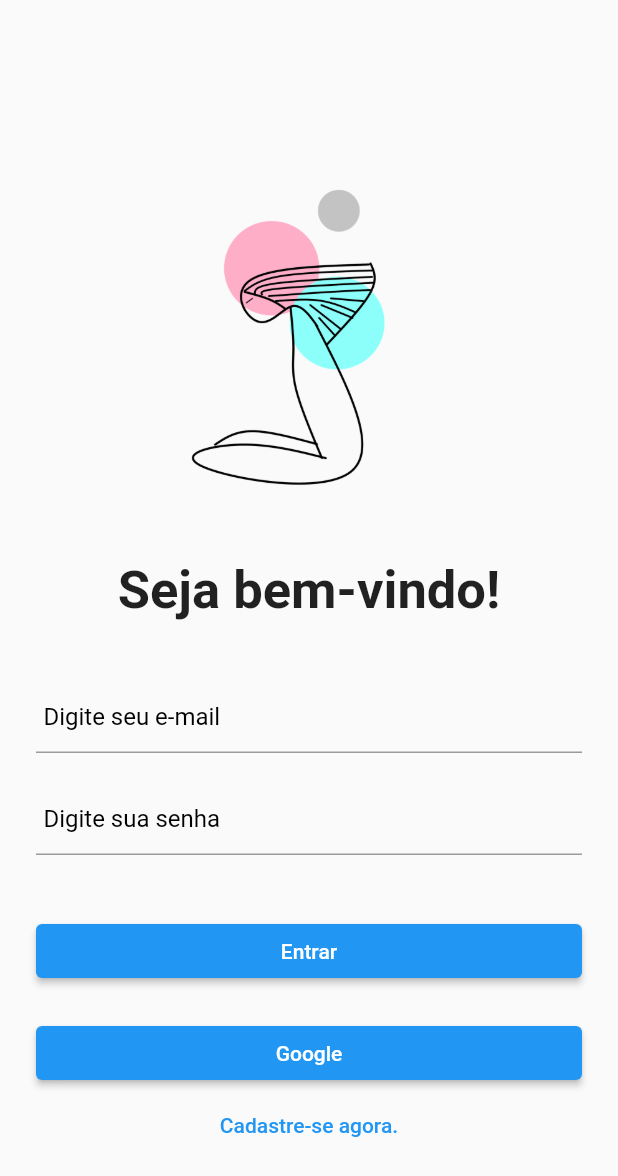
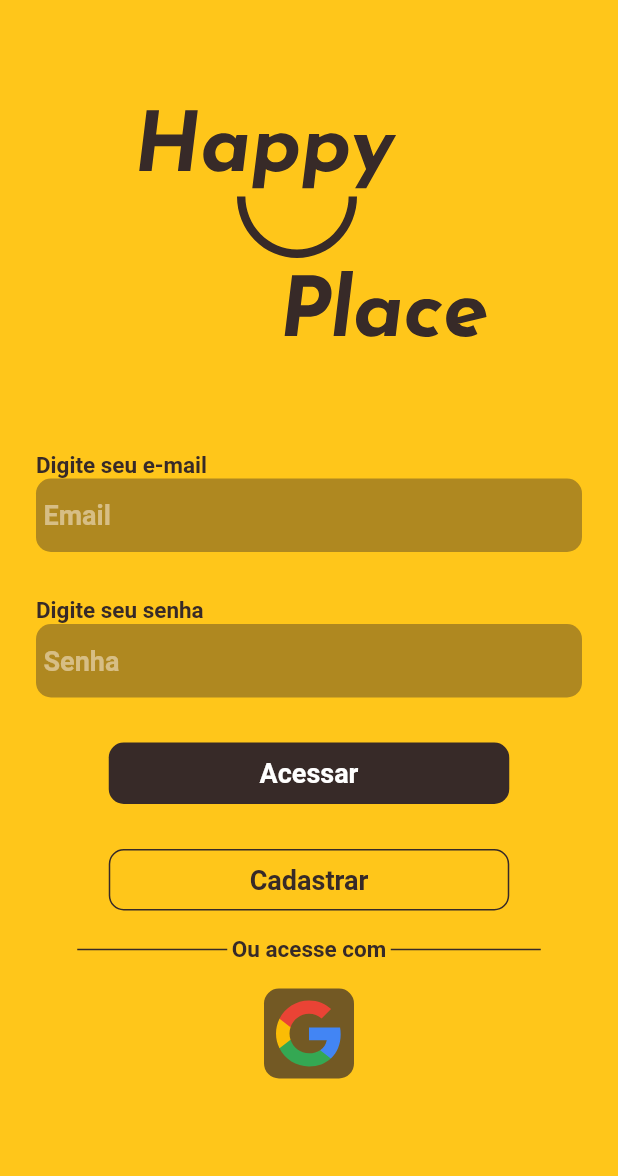
Before and after one commit to israelviana/happy-place-app, a Flutter app: the screen it shows after launch, on a phone screen of 412 x 824 dp. Shown: the top 1176 px of the screen. Run offline on Flutter 3.47's test engine with Material 2 defaults, Android fonts, the phone set to English and light mode, and no system bars; our stand-ins replace firebase_auth, firebase_core, flutter_svg, google_sign_in; accounts and stored records are empty; Roboto replaces fonts that are missing (Josefin Sans).

Commit message:
implementando figma e auth google

```diff
--- /dev/null
+++ b/lib/componentes/ButtonHappyPlace.dart
@@ -0,0 +1,68 @@
+import 'package:flutter/material.dart';
+
+enum TypeButton{
+  primary,
+  secondary
+}
+
+class ButtonHappyPlace extends StatefulWidget {
+  ButtonHappyPlace({Key? key, required this.onTap, required this.title, required this.type}) : super(key: key);
+
+  Function onTap;
+  String title;
+  TypeButton type;
+
+  @override
+  State<ButtonHappyPlace> createState() => _ButtonHappyPlaceState();
+}
+
+class _ButtonHappyPlaceState extends State<ButtonHappyPlace> {
+  @override
+  Widget build(BuildContext context){
+    if(widget.type == TypeButton.primary)
+      return buttonPrimary(onTap: widget.onTap, title: widget.title);
+    if(widget.type == TypeButton.secondary)
+      return buttonSecondary(onTap: widget.onTap, title: widget.title);
+    return Text("butao nao encontrado");
+  }
+
+  Widget buttonPrimary({String? title, Function? onTap}){
+    return GestureDetector(
+      onTap: (){
+        onTap!();
+      },
+      child: Container(
+        width: 267,
+        height: 41,
+        decoration: BoxDecoration(
+          color: const Color(0xFF372A28),
+          borderRadius: BorderRadius.circular(10),
+        ),
+        child: Center(
+          child: Text(title!, style: const TextStyle(fontFamily: "Josefin Sans", fontSize: 18, fontWeight: FontWeight.w700, color: Colors.white)),
+        ),
+      ),
+    );
+  }
+
+  Widget buttonSecondary({String? title, Function? onTap}){
+    return GestureDetector(
+      onTap: (){
+        onTap!();
+      },
+      child: Container(
+        width: 267,
+        height: 41,
+        decoration: BoxDecoration(
+          color: Colors.transparent,
+          borderRadius: BorderRadius.circular(10),
+          border: Border.all(width: 1, color: Color(0xFF372A28))
+        ),
+        child: Center(
+          child: Text(title!, style: const TextStyle(fontFamily: "Josefin Sans", fontSize: 18, fontWeight: FontWeight.w700, color: Color(0xFF372A28))),
+        ),
+      ),
+    );
+  }
+
+}
--- a/lib/componentes/input_form.dart
+++ b/lib/componentes/input_form.dart
@@ -1,9 +1,10 @@
 import 'package:flutter/material.dart';
 
 class InputForm extends StatefulWidget {
-  const InputForm({Key? key, this.controller, this.hintText}) : super(key: key);
+  const InputForm({Key? key, required this.controller, required this.hintText, required this.title}) : super(key: key);
   final controller;
   final String? hintText;
+  final String title;
 
 
   @override
@@ -13,19 +14,42 @@ class InputForm extends StatefulWidget {
 class _InputFormState extends State<InputForm> {
   @override
   Widget build(BuildContext context) {
-    return TextFormField(
-      cursorColor: Color(0xFFf0821e),
-      controller: widget.controller,
-      decoration: InputDecoration(
-        contentPadding: EdgeInsets.symmetric(vertical: 14, horizontal: 5),
-        hintText: widget.hintText,
-        hintStyle: TextStyle(
-            color: Colors.black
+    return Column(
+      crossAxisAlignment: CrossAxisAlignment.start,
+      children: [
+        Text(widget.title, style: const TextStyle(fontFamily: "Josefin Sans", fontSize: 15, fontWeight: FontWeight.w700, color: Color(0xFF372A28))),
+        TextFormField(
+          cursorColor: const Color(0xFFf0821e),
+          controller: widget.controller,
+          decoration: InputDecoration(
+            contentPadding: const EdgeInsets.symmetric(vertical: 14, horizontal: 5),
+            hintText: widget.hintText,
+            hintStyle: const TextStyle(fontFamily: "Josefin Sans", fontSize: 18, fontWeight: FontWeight.w700, color: Color.fromRGBO(255, 244, 234, 0.5)),
+            fillColor: const Color.fromRGBO(55, 42, 40, 0.4),
+            filled: true,
+            border:  const OutlineInputBorder(
+              borderRadius: BorderRadius.all(Radius.circular(10)),
+              borderSide: BorderSide(width: 1, color: Colors.transparent),
+            ),
+            focusedErrorBorder: const OutlineInputBorder(
+              borderRadius: BorderRadius.all(Radius.circular(10)),
+              borderSide: BorderSide(width: 1, color: Colors.transparent),
+            ),
+            enabledBorder: const OutlineInputBorder(
+              borderRadius: BorderRadius.all(Radius.circular(10)),
+              borderSide: BorderSide(width: 1, color: Colors.transparent),
+            ),
+            focusedBorder: const OutlineInputBorder(
+              borderRadius: BorderRadius.all(Radius.circular(10)),
+              borderSide: BorderSide(width: 1, color: Colors.transparent),
+            ),
+          ),
+          style: const TextStyle(
+              color: Colors.black
+          ),
+
         ),
-      ),
-      style: TextStyle(
-          color: Colors.black
-      ),
+      ],
     );
   }
 }
--- a/lib/views/Login/login_page.dart
+++ b/lib/views/Login/login_page.dart
@@ -1,6 +1,8 @@
 import 'package:firebase_auth/firebase_auth.dart';
 import 'package:flutter/material.dart';
+import 'package:flutter_svg/flutter_svg.dart';
 import 'package:happy_place/Services/auth_service.dart';
+import 'package:happy_place/componentes/ButtonHappyPlace.dart';
 import 'package:happy_place/componentes/input_form.dart';
 import 'package:happy_place/repository/google_sign_in.dart';
 import 'package:happy_place/views/Home/home_page.dart';
@@ -18,10 +20,8 @@ class _LoginPageState extends State<LoginPage> {
   final _passwordController = TextEditingController(text: '');
 
   bool isLogin = true;
-  late String title;
   late String titleButton;
   late String toggleButton;
-
 
   @override
   void initState() {
@@ -33,13 +33,9 @@ class _LoginPageState extends State<LoginPage> {
     setState(() {
       isLogin = action;
       if (isLogin) {
-        title = 'Seja bem-vindo!';
-        titleButton = 'Entrar';
-        toggleButton = 'Cadastre-se agora.';
+        titleButton = 'Acessar';
       } else {
-        title = 'Cadastre-se agora!';
-        titleButton = 'Cadastrar';
-        toggleButton = 'Voltar ao Login.';
+        titleButton = 'Finalizar cadastro';
       }
     });
   }
@@ -47,15 +43,16 @@ class _LoginPageState extends State<LoginPage> {
   @override
   Widget build(BuildContext context) {
     return Scaffold(
+        backgroundColor: Color(0xFFFFC61A),
         body: SafeArea(
             child: StreamBuilder(
           stream: FirebaseAuth.instance.authStateChanges(),
-              builder: (context, snapshot){
-                if(snapshot.hasData){
+          builder: (context, snapshot) {
+            if (snapshot.hasData) {
               return HomePage();
-                }else if(snapshot.hasError){
+            } else if (snapshot.hasError) {
               return Text("deu errado no login with google!");
-                }else{
+            } else {
               return CustomScrollView(
                 slivers: [
                   SliverList(
@@ -75,44 +72,61 @@ class _LoginPageState extends State<LoginPage> {
       child: Column(
         crossAxisAlignment: CrossAxisAlignment.center,
         children: [
-          Image.asset("assets/images/imageLoginPng.png",
-              width: 280, height: 280),
-          const SizedBox(height: 20),
-          Text(
-            title,
-            style: TextStyle(
-              fontSize: 35,
-              fontWeight: FontWeight.bold,
-            ),
-          ),
-          const SizedBox(height: 40),
-          InputForm(
-              controller: _emailController, hintText: "Digite seu e-mail"),
-          const SizedBox(height: 20),
-          InputForm(
-              controller: _passwordController, hintText: "Digite sua senha"),
-          const SizedBox(height: 40),
-          ElevatedButton(
-              onPressed: () {
+          SvgPicture.asset("assets/images/logoHappyPlace.svg"),
+          const SizedBox(height: 76),
+          InputForm(controller: _emailController, hintText: "Email", title: "Digite seu e-mail"),
+          const SizedBox(height: 30),
+          InputForm(controller: _passwordController, hintText: "Senha", title: "Digite seu senha"),
+          const SizedBox(height: 30),
+          ButtonHappyPlace(
+              onTap: () {
                 if (isLogin) {
                   login();
                 } else {
                   register();
                 }
               },
-              child: Center(
-                child: Text(titleButton),
-              )),
-          const SizedBox(height: 20),
-          ElevatedButton(
-              onPressed: () {
-                loginWithGoogle();
+              title: titleButton,
+              type: TypeButton.primary),
+          const SizedBox(height: 30),
+          ButtonHappyPlace(
+              onTap: () {
+                setFormAction(!isLogin);
               },
-              child: Center(
-                child: Text("Google"),
-              )),
-          TextButton(onPressed: () => setFormAction(!isLogin),
-              child: Text(toggleButton))
+              title: "Cadastrar",
+              type: TypeButton.secondary),
+          const SizedBox(height: 17),
+          Row(
+            mainAxisAlignment: MainAxisAlignment.center,
+            children: [
+              Container(width: 100, height: 1, color: Color(0xFF372A28)),
+              const SizedBox(width: 3),
+              const Text("Ou acesse com",
+                  style: TextStyle(
+                      fontFamily: "Josefin Sans",
+                      fontSize: 15,
+                      fontWeight: FontWeight.w700,
+                      color: Color(0xFF372A28))),
+              const SizedBox(width: 3),
+              Container(width: 100, height: 1, color: Color(0xFF372A28)),
+            ],
+          ),
+          const SizedBox(height: 17),
+          GestureDetector(
+            onTap: () => loginWithGoogle(),
+            child: Container(
+              width: 60,
+              height: 60,
+              decoration: BoxDecoration(
+                color: const Color.fromRGBO(55, 42, 40, 0.7),
+                borderRadius: BorderRadius.circular(10),
+              ),
+              child: Transform.scale(
+                  scale: 0.8,
+                  child: SvgPicture.asset("assets/images/googleLogo.svg",
+                      height: 40, width: 40)),
+            ),
+          )
         ],
       ),
     );
@@ -120,21 +134,23 @@ class _LoginPageState extends State<LoginPage> {
 
   login() async {
     try {
-      await context.read<AuthService>().login(
-          _emailController.text, _passwordController.text);
+      await context
+          .read<AuthService>()
+          .login(_emailController.text, _passwordController.text);
     } on AuthException catch (e) {
-      ScaffoldMessenger.of(context).showSnackBar(
-          SnackBar(content: Text(e.message)));
+      ScaffoldMessenger.of(context)
+          .showSnackBar(SnackBar(content: Text(e.message)));
     }
   }
 
   register() async {
     try {
-      await context.read<AuthService>().register(
-          _emailController.text, _passwordController.text);
+      await context
+          .read<AuthService>()
+          .register(_emailController.text, _passwordController.text);
     } on AuthException catch (e) {
-      ScaffoldMessenger.of(context).showSnackBar(
-          SnackBar(content: Text(e.message)));
+      ScaffoldMessenger.of(context)
+          .showSnackBar(SnackBar(content: Text(e.message)));
     }
   }
 
@@ -142,8 +158,8 @@ class _LoginPageState extends State<LoginPage> {
     try {
       context.read<GoogleSignInHappyPlace>().googleLogin();
     } catch (e) {
-      ScaffoldMessenger.of(context).showSnackBar(
-          SnackBar(content: Text(e.toString())));
+      ScaffoldMessenger.of(context)
+          .showSnackBar(SnackBar(content: Text(e.toString())));
     }
   }
 }
```
Also changed, not shown: pubspec.yaml (+4 -4 lines), assets/images/googleLogo.svg (added), assets/images/logoHappyPlace.svg (added), assets/splashScreen/happyFaceSplash.png (deleted), assets/splashScreen/happyPlaceSplash.png (added), 24 other files. Lines whose indentation alone changed are shown as unchanged.
